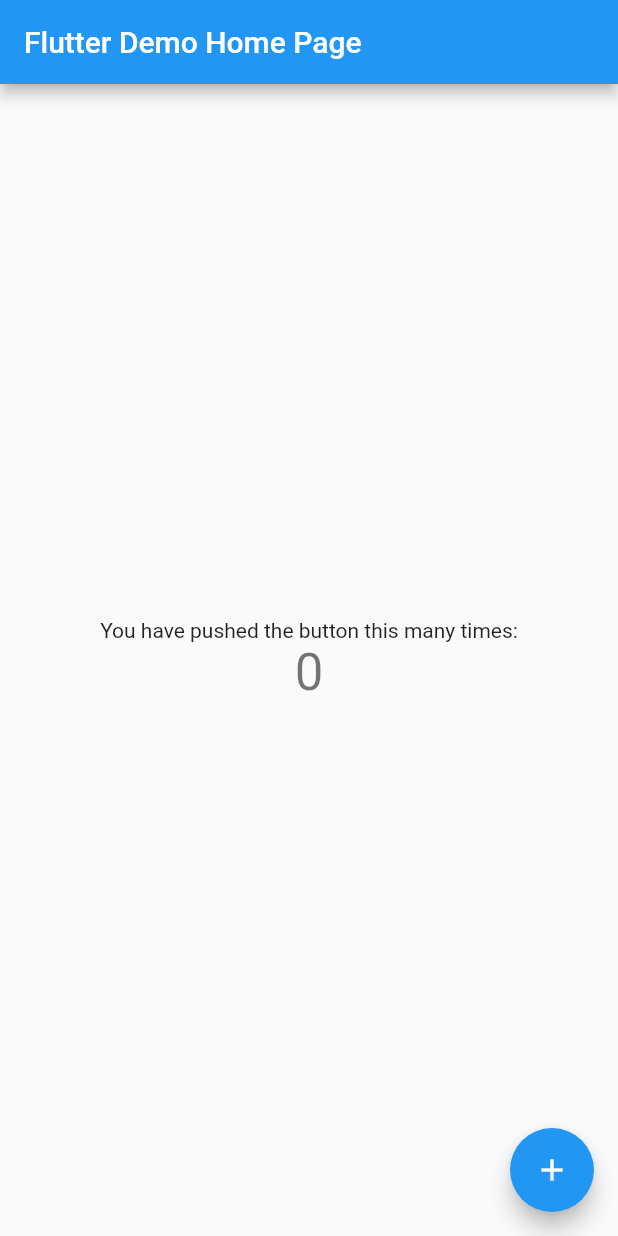
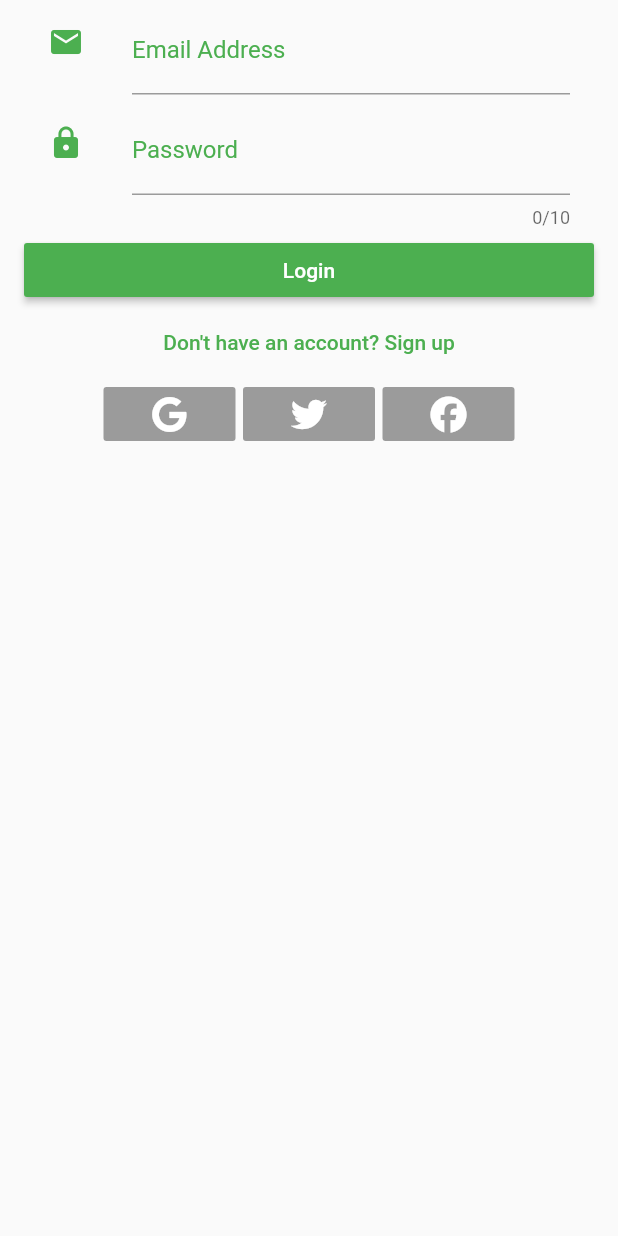
Before and after one commit to Cavdy/flutter-login-app, a Flutter app: the screen it shows after launch, on a phone screen of 412 x 824 dp. Run offline on Flutter 3.47's test engine with Material 2 defaults, Android fonts, the phone set to English and light mode, and no system bars; our stand-ins replace firebase_auth, font_awesome_flutter; accounts and stored records are empty; statements that could not run were skipped.

Commit message:
Created firebase login with email and password

```diff
--- /dev/null
+++ b/lib/authentication.dart
@@ -0,0 +1,30 @@
+import 'package:firebase_auth/firebase_auth.dart';
+import 'dart:async';
+
+abstract class BaseAuth {
+  Future<String> signInWithEmailAndPassword(String email, String password);
+  Future<String> createUserWithEmailAndPassword(String email, String password);
+  Future<String> currentUser();
+  Future<void> signOut();
+}
+
+class Auth implements BaseAuth {
+
+  final FirebaseAuth firebaseAuth = FirebaseAuth.instance;
+
+  Future<String> signInWithEmailAndPassword(String email, String password) async {
+    FirebaseUser user = await firebaseAuth.signInWithEmailAndPassword(email: email, password: password);
+    return user.uid;
+  }
+  Future<String> createUserWithEmailAndPassword(String email, String password) async {
+    FirebaseUser user = await firebaseAuth.createUserWithEmailAndPassword(email: email, password: password);
+    return user.uid;
+  }
+  Future<String> currentUser() async {
+    FirebaseUser user = await firebaseAuth.currentUser();
+    return user.uid;
+  }
+  Future<void> signOut() async {
+    return firebaseAuth.signOut();
+  }
+}
--- /dev/null
+++ b/lib/login_page.dart
@@ -0,0 +1,195 @@
+import 'package:flutter/material.dart';
+import 'package:font_awesome_flutter/font_awesome_flutter.dart';
+import 'package:loginapp/authentication.dart';
+
+class LoginPage extends StatefulWidget {
+  LoginPage({this.auth, this.onSignedIn});
+  final BaseAuth auth;
+  final VoidCallback onSignedIn;
+
+  @override
+  _LoginPageState createState() => _LoginPageState();
+}
+
+enum FormType {
+  login,
+  register
+}
+
+class _LoginPageState extends State<LoginPage> {
+  String _email;
+  String _password;
+  FormType _formType = FormType.login;
+
+  final _formKey = new GlobalKey<FormState>();
+
+  bool _validateAndSave() {
+    final form = _formKey.currentState;
+    if(form.validate()) {
+      form.save();
+      return true;
+    }
+    return false;
+  }
+
+  void _validateAndSubmit() async {
+    if(_validateAndSave()) {
+      try {
+        if(_formType == FormType.login) {
+          String userId = await widget.auth
+              .signInWithEmailAndPassword(_email, _password);
+          print("Signed In $userId");
+        } else {
+          String userId = await widget.auth
+              .createUserWithEmailAndPassword(_email, _password);
+          print("Registered User $userId");
+        }
+        widget.onSignedIn();
+      } catch (e) {
+        print("Error: $e");
+      }
+    }
+  }
+
+  void _moveToRegister() {
+    _formKey.currentState.reset();
+    setState(() {
+      _formType = FormType.register;
+    });
+  }
+
+  void _moveToLogin() {
+    _formKey.currentState.reset();
+    setState(() {
+      _formType = FormType.login;
+    });
+  }
+
+  @override
+  Widget build(BuildContext context) {
+    return Scaffold(
+      body: Container(
+        width: double.infinity,
+        child: SafeArea(
+          child: Column(
+            children: <Widget>[
+              _formField(),
+              Row(
+                mainAxisAlignment: MainAxisAlignment.center,
+                children: <Widget>[
+                  RaisedButton(
+                      child: Icon(FontAwesomeIcons.google, color: Colors.white),
+                      color: Color(0xFFdd4b39),
+                      onPressed: null
+                  ),
+                  SizedBox(width: 5.0,),
+                  RaisedButton(
+                      child: Icon(FontAwesomeIcons.twitter, color: Colors.white),
+                      color: Color(0xFF00aced),
+                      onPressed: null
+                  ),
+                  SizedBox(width: 5.0,),
+                  RaisedButton(
+                      child: Icon(FontAwesomeIcons.facebook, color: Colors.white,),
+                      color: Color(0xFF3b5998),
+                      onPressed: null
+                  )
+                ],
+              )
+            ],
+          ),
+        ),
+      ),
+    );
+  }
+
+  Widget _formField() {
+    if(_formType == FormType.login) {
+      return Form(
+        key: _formKey,
+        child: Padding(
+          padding: const EdgeInsets.only(left: 16.0, right: 16.0),
+          child: Column(
+            crossAxisAlignment: CrossAxisAlignment.stretch,
+            children: <Widget>[
+              ListTile(
+                leading: Icon(Icons.email, color: Colors.green),
+                title: TextFormField(
+                  decoration: InputDecoration(labelText: "Email Address", labelStyle: TextStyle(color: Colors.green,)),
+                  keyboardType: TextInputType.emailAddress,
+                  maxLines: 1,
+                  validator: (value) => value.isEmpty ? "Email Address can't empty" : null,
+                  onSaved: (value) => _email = value,
+                ),
+              ),
+              ListTile(
+                leading: Icon(Icons.lock, color: Colors.green),
+                title: TextFormField(
+                  decoration: InputDecoration(labelText: "Password", labelStyle: TextStyle(color: Colors.green,)),
+                  keyboardType: TextInputType.text,
+                  maxLines: 1,
+                  maxLength: 10,
+                  obscureText: true,
+                  validator: (value) => value.isEmpty ? "Password can't be empty" : null,
+                  onSaved: (value) => _password = value,
+                ),
+              ),
+              RaisedButton(
+                  child: Text("Login", style: TextStyle(color: Colors.white)),
+                  color: Colors.green,
+                  onPressed: _validateAndSubmit
+              ),
+              FlatButton(
+                child: Text("Don't have an account? Sign up", style: TextStyle(color: Colors.green),),
+                onPressed: _moveToRegister,
+              )
+            ],
+          ),
+        ),
+      );
+    } else {
+      return Form(
+        key: _formKey,
+        child: Padding(
+          padding: const EdgeInsets.only(left: 16.0, right: 16.0),
+          child: Column(
+            crossAxisAlignment: CrossAxisAlignment.stretch,
+            children: <Widget>[
+              ListTile(
+                leading: Icon(Icons.email, color: Colors.blue),
+                title: TextFormField(
+                  decoration: InputDecoration(labelText: "Email Address", labelStyle: TextStyle(color: Colors.blue,)),
+                  keyboardType: TextInputType.emailAddress,
+                  maxLines: 1,
+                  validator: null,
+                  onSaved: null,
+                ),
+              ),
+              ListTile(
+                leading: Icon(Icons.lock, color: Colors.blue),
+                title: TextFormField(
+                  decoration: InputDecoration(labelText: "Password", labelStyle: TextStyle(color: Colors.blue,)),
+                  keyboardType: TextInputType.text,
+                  maxLines: 1,
+                  maxLength: 10,
+                  obscureText: true,
+                  validator: null,
+                  onSaved: null,
+                ),
+              ),
+              RaisedButton(
+                  child: Text("SignUp", style: TextStyle(color: Colors.white),),
+                  color: Colors.blue,
+                  onPressed: _validateAndSubmit
+              ),
+              FlatButton(
+                child: Text("Have an account? Login", style: TextStyle(color: Colors.blue),),
+                onPressed: _moveToLogin,
+              )
+            ],
+          ),
+        ),
+      );
+    }
+  }
+}
--- a/lib/main.dart
+++ b/lib/main.dart
@@ -1,109 +1,15 @@
 import 'package:flutter/material.dart';
+import 'package:loginapp/root_page.dart';
+import 'package:loginapp/authentication.dart';
 
 void main() => runApp(new MyApp());
 
 class MyApp extends StatelessWidget {
-  // This widget is the root of your application.
   @override
   Widget build(BuildContext context) {
     return new MaterialApp(
       title: 'Flutter Demo',
-      theme: new ThemeData(
-        // This is the theme of your application.
-        //
-        // Try running your application with "flutter run". You'll see the
-        // application has a blue toolbar. Then, without quitting the app, try
-        // changing the primarySwatch below to Colors.green and then invoke
-        // "hot reload" (press "r" in the console where you ran "flutter run",
-        // or press Run > Flutter Hot Reload in IntelliJ). Notice that the
-        // counter didn't reset back to zero; the application is not restarted.
-        primarySwatch: Colors.blue,
-      ),
-      home: new MyHomePage(title: 'Flutter Demo Home Page'),
+      home: new RootPage(auth: Auth(),),
     );
   }
 }
-
-class MyHomePage extends StatefulWidget {
-  MyHomePage({Key key, this.title}) : super(key: key);
-
-  // This widget is the home page of your application. It is stateful, meaning
-  // that it has a State object (defined below) that contains fields that affect
-  // how it looks.
-
-  // This class is the configuration for the state. It holds the values (in this
-  // case the title) provided by the parent (in this case the App widget) and
-  // used by the build method of the State. Fields in a Widget subclass are
-  // always marked "final".
-
-  final String title;
-
-  @override
-  _MyHomePageState createState() => new _MyHomePageState();
-}
-
-class _MyHomePageState extends State<MyHomePage> {
-  int _counter = 0;
-
-  void _incrementCounter() {
-    setState(() {
-      // This call to setState tells the Flutter framework that something has
-      // changed in this State, which causes it to rerun the build method below
-      // so that the display can reflect the updated values. If we changed
-      // _counter without calling setState(), then the build method would not be
-      // called again, and so nothing would appear to happen.
-      _counter++;
-    });
-  }
-
-  @override
-  Widget build(BuildContext context) {
-    // This method is rerun every time setState is called, for instance as done
-    // by the _incrementCounter method above.
-    //
-    // The Flutter framework has been optimized to make rerunning build methods
-    // fast, so that you can just rebuild anything that needs updating rather
-    // than having to individually change instances of widgets.
-    return new Scaffold(
-      appBar: new AppBar(
-        // Here we take the value from the MyHomePage object that was created by
-        // the App.build method, and use it to set our appbar title.
-        title: new Text(widget.title),
-      ),
-      body: new Center(
-        // Center is a layout widget. It takes a single child and positions it
-        // in the middle of the parent.
-        child: new Column(
-          // Column is also layout widget. It takes a list of children and
-          // arranges them vertically. By default, it sizes itself to fit its
-          // children horizontally, and tries to be as tall as its parent.
-          //
-          // Invoke "debug paint" (press "p" in the console where you ran
-          // "flutter run", or select "Toggle Debug Paint" from the Flutter tool
-          // window in IntelliJ) to see the wireframe for each widget.
-          //
-          // Column has various properties to control how it sizes itself and
-          // how it positions its children. Here we use mainAxisAlignment to
-          // center the children vertically; the main axis here is the vertical
-          // axis because Columns are vertical (the cross axis would be
-          // horizontal).
-          mainAxisAlignment: MainAxisAlignment.center,
-          children: <Widget>[
-            new Text(
-              'You have pushed the button this many times:',
-            ),
-            new Text(
-              '$_counter',
-              style: Theme.of(context).textTheme.display1,
-            ),
-          ],
-        ),
-      ),
-      floatingActionButton: new FloatingActionButton(
-        onPressed: _incrementCounter,
-        tooltip: 'Increment',
-        child: new Icon(Icons.add),
-      ), // This trailing comma makes auto-formatting nicer for build methods.
-    );
-  }
-}
--- /dev/null
+++ b/lib/root_page.dart
@@ -0,0 +1,56 @@
+import 'package:flutter/material.dart';
+import 'package:loginapp/login_page.dart';
+import 'package:loginapp/authentication.dart';
+import 'package:loginapp/home_page.dart';
+
+class RootPage extends StatefulWidget {
+  RootPage({this.auth});
+  final BaseAuth auth;
+
+  @override
+  _RootPageState createState() => _RootPageState();
+}
+
+enum AuthStatus {
+  notSignedIn,
+  signedIn
+}
+
+class _RootPageState extends State<RootPage> {
+
+  AuthStatus _status = AuthStatus.notSignedIn;
+
+  @override
+  void initState() {
+    super.initState();
+    widget.auth.currentUser().then((userId) {
+      setState(() {
+        _status = userId == null ? AuthStatus.notSignedIn : AuthStatus.signedIn;
+      });
+    });
+  }
+
+  void _onSignedIn() {
+    setState(() {
+      _status = AuthStatus.signedIn;
+    });
+  }
+
+  void _onSignedOut() {
+    setState(() {
+      _status = AuthStatus.notSignedIn;
+    });
+  }
+
+  @override
+  Widget build(BuildContext context) {
+    switch(_status) {
+      case AuthStatus.notSignedIn:
+        return LoginPage(auth: widget.auth, onSignedIn: _onSignedIn,);
+        break;
+      case AuthStatus.signedIn:
+        return HomePage(auth: widget.auth, onSignedOut: _onSignedOut,);
+        break;
+    }
+  }
+}
--- a/pubspec.yaml
+++ b/pubspec.yaml
@@ -19,6 +19,8 @@ dependencies:
   # The following adds the Cupertino Icons font to your application.
   # Use with the CupertinoIcons class for iOS style icons.
   cupertino_icons: ^0.1.2
+  firebase_auth:
+  font_awesome_flutter:
 
 dev_dependencies:
   flutter_test:
```
Also changed, not shown: lib/home_page.dart (added, +45 -0 lines), 3 other files.
